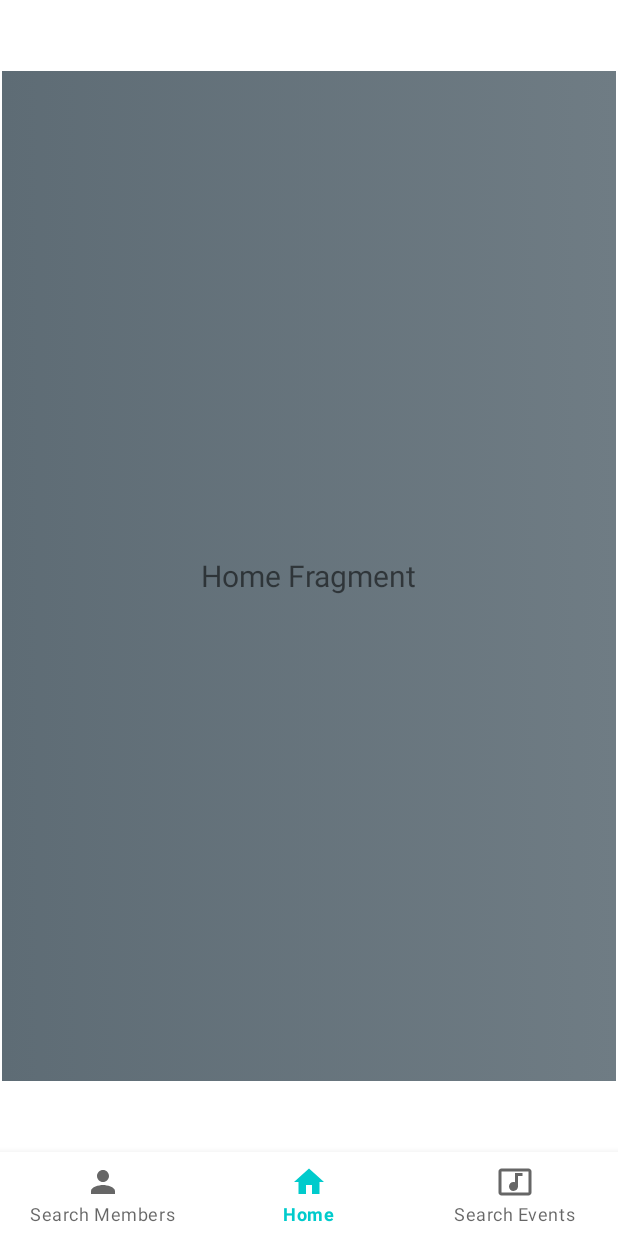
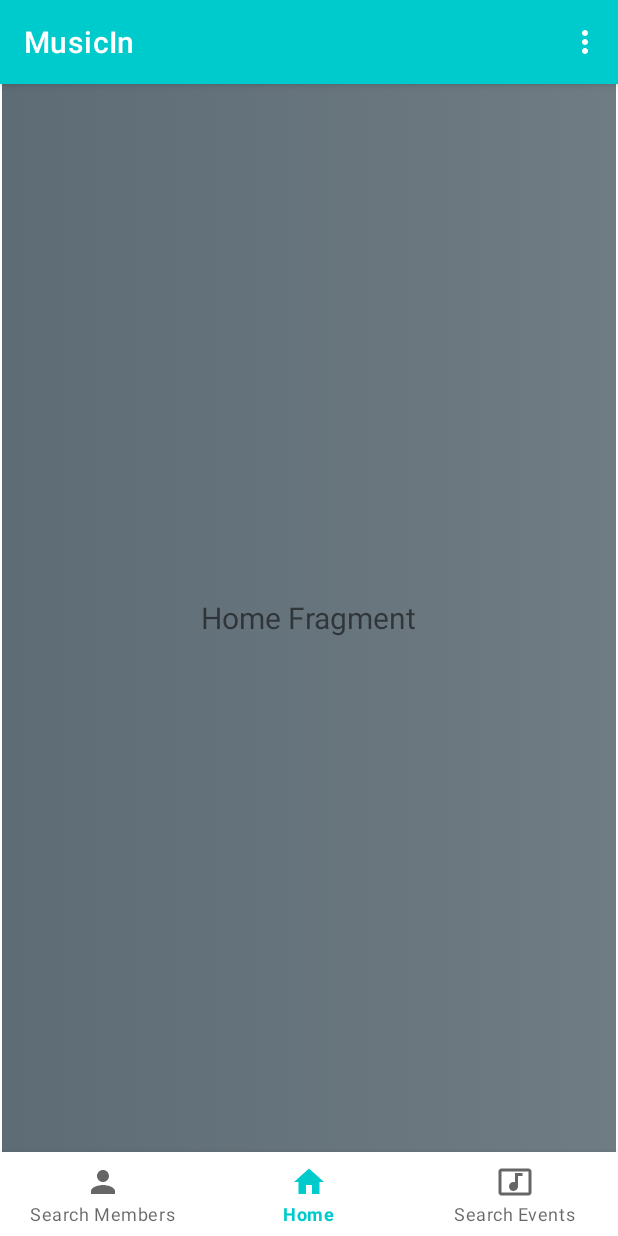
Before and after one commit to abia22/musicIn, an Android app: the MusicianHubActivity screen opened directly, with no data from a screen before it, on a phone screen of 412 x 824 dp. Run offline under Robolectric (Android 15) with nearby library versions, the phone set to English and light mode, and no system bars; our stand-ins replace navigation-ui; Roboto replaces fonts that are not available here.

Commit message:
Added Musician object type. Added verification and error messages in login. Added app bar on the main hub.

```diff
--- a/app/src/main/java/com/example/musicin/MusicianHubActivity.java
+++ b/app/src/main/java/com/example/musicin/MusicianHubActivity.java
@@ -1,12 +1,14 @@
 package com.example.musicin;
 
 import androidx.appcompat.app.AppCompatActivity;
+import androidx.appcompat.widget.Toolbar;
 import androidx.fragment.app.Fragment;
 import androidx.navigation.NavController;
 import androidx.navigation.Navigation;
 import androidx.navigation.ui.NavigationUI;
 
 import android.os.Bundle;
+import android.view.Menu;
 import android.view.View;
 
 import com.google.android.material.bottomnavigation.BottomNavigationView;
@@ -22,6 +24,15 @@ public class MusicianHubActivity extends AppCompatActivity {
         NavController navController = Navigation.findNavController(this,  R.id.fragment);
         NavigationUI.setupWithNavController(bottomNavigationView, navController);
 
+        Toolbar toolbar = findViewById(R.id.main_toolbar);
+        setSupportActionBar(toolbar);
+
     }
 
+    @Override
+    public boolean onCreateOptionsMenu(Menu menu) {
+        super.onCreateOptionsMenu(menu);
+        getMenuInflater().inflate(R.menu.toolbar_menu, menu);
+        return true;
+    }
 }
--- /dev/null
+++ b/app/src/main/res/drawable/settings.xml
@@ -0,0 +1,10 @@
+<vector xmlns:android="http://schemas.android.com/apk/res/android"
+    android:width="24dp"
+    android:height="24dp"
+    android:viewportWidth="24"
+    android:viewportHeight="24"
+    android:tint="?attr/colorControlNormal">
+  <path
+      android:fillColor="@android:color/white"
+      android:pathData="M19.14,12.94c0.04,-0.3 0.06,-0.61 0.06,-0.94c0,-0.32 -0.02,-0.64 -0.07,-0.94l2.03,-1.58c0.18,-0.14 0.23,-0.41 0.12,-0.61l-1.92,-3.32c-0.12,-0.22 -0.37,-0.29 -0.59,-0.22l-2.39,0.96c-0.5,-0.38 -1.03,-0.7 -1.62,-0.94L14.4,2.81c-0.04,-0.24 -0.24,-0.41 -0.48,-0.41h-3.84c-0.24,0 -0.43,0.17 -0.47,0.41L9.25,5.35C8.66,5.59 8.12,5.92 7.63,6.29L5.24,5.33c-0.22,-0.08 -0.47,0 -0.59,0.22L2.74,8.87C2.62,9.08 2.66,9.34 2.86,9.48l2.03,1.58C4.84,11.36 4.8,11.69 4.8,12s0.02,0.64 0.07,0.94l-2.03,1.58c-0.18,0.14 -0.23,0.41 -0.12,0.61l1.92,3.32c0.12,0.22 0.37,0.29 0.59,0.22l2.39,-0.96c0.5,0.38 1.03,0.7 1.62,0.94l0.36,2.54c0.05,0.24 0.24,0.41 0.48,0.41h3.84c0.24,0 0.44,-0.17 0.47,-0.41l0.36,-2.54c0.59,-0.24 1.13,-0.56 1.62,-0.94l2.39,0.96c0.22,0.08 0.47,0 0.59,-0.22l1.92,-3.32c0.12,-0.22 0.07,-0.47 -0.12,-0.61L19.14,12.94zM12,15.6c-1.98,0 -3.6,-1.62 -3.6,-3.6s1.62,-3.6 3.6,-3.6s3.6,1.62 3.6,3.6S13.98,15.6 12,15.6z"/>
+</vector>
--- /dev/null
+++ b/app/src/main/res/drawable/west.xml
@@ -0,0 +1,10 @@
+<vector xmlns:android="http://schemas.android.com/apk/res/android"
+    android:width="24dp"
+    android:height="24dp"
+    android:viewportWidth="24"
+    android:viewportHeight="24"
+    android:tint="?attr/colorControlNormal">
+  <path
+      android:fillColor="@android:color/white"
+      android:pathData="M9,19l1.41,-1.41L5.83,13H22V11H5.83l4.59,-4.59L9,5l-7,7L9,19z"/>
+</vector>
--- a/app/src/main/res/layout/activity_login.xml
+++ b/app/src/main/res/layout/activity_login.xml
@@ -5,7 +5,8 @@
     android:layout_width="match_parent"
     android:layout_height="match_parent"
     android:background="@drawable/gradient_grey"
-    tools:context=".LoginActivity">
+    tools:context=".LoginActivity"
+    android:id="@+id/login_layout">
 
     <TextView
         android:id="@+id/choose_type_txt"
--- a/app/src/main/res/layout/activity_musician_hub.xml
+++ b/app/src/main/res/layout/activity_musician_hub.xml
@@ -5,6 +5,24 @@
     android:layout_width="match_parent"
     android:layout_height="match_parent"
     tools:context=".MusicianHubActivity">
+
+    <com.google.android.material.appbar.AppBarLayout
+        android:id="@+id/toolbar"
+        android:layout_width="match_parent"
+        android:layout_height="wrap_content"
+        android:elevation="4dp"
+        android:theme="@style/ThemeOverlay.AppCompat.Dark.ActionBar"
+        app:layout_constraintEnd_toEndOf="parent"
+        app:layout_constraintStart_toStartOf="parent"
+        app:layout_constraintTop_toTopOf="parent">
+
+        <androidx.appcompat.widget.Toolbar
+            android:id="@+id/main_toolbar"
+            android:layout_width="match_parent"
+            android:layout_height="?attr/actionBarSize"
+            app:popupTheme="@style/ThemeOverlay.AppCompat.Light"/>
+
+    </com.google.android.material.appbar.AppBarLayout>
 
 
     <com.google.android.material.bottomnavigation.BottomNavigationView
@@ -16,18 +34,19 @@
         app:layout_constraintBottom_toBottomOf="parent"
         app:layout_constraintEnd_toEndOf="parent"
         app:layout_constraintStart_toStartOf="parent"
-        app:menu="@menu/bottom_navigation" />
+        app:menu="@menu/bottom_navigation"
+        android:elevation="4dp"/>
 
     <fragment
         android:id="@+id/fragment"
         android:name="androidx.navigation.fragment.NavHostFragment"
         android:layout_width="409dp"
-        android:layout_height="673dp"
+        android:layout_height="0dp"
         app:defaultNavHost="true"
         app:layout_constraintBottom_toTopOf="@+id/bottom_navigation"
         app:layout_constraintEnd_toEndOf="parent"
         app:layout_constraintStart_toStartOf="parent"
-        app:layout_constraintTop_toTopOf="parent"
+        app:layout_constraintTop_toBottomOf="@+id/toolbar"
         app:navGraph="@navigation/my_nav" />
 
 
--- a/app/src/main/res/layout/activity_musician_sign_in.xml
+++ b/app/src/main/res/layout/activity_musician_sign_in.xml
@@ -17,7 +17,7 @@
         android:background="@drawable/input_bg"
         android:drawableStart="@drawable/genres"
         android:drawablePadding="5dp"
-        android:hint="@string/genre"
+        android:hint="@string/favourite_genres"
         android:maxLines="1"
         android:minHeight="48dp"
         android:paddingStart="20dp"
@@ -61,7 +61,7 @@
         android:background="@drawable/input_bg"
         android:drawableStart="@drawable/cake"
         android:drawablePadding="5dp"
-        android:hint="@string/age"
+        android:hint="@string/birthday"
         android:maxLines="1"
         android:minHeight="48dp"
         android:paddingStart="20dp"
--- /dev/null
+++ b/app/src/main/res/menu/toolbar_menu.xml
@@ -0,0 +1,11 @@
+<?xml version="1.0" encoding="utf-8"?>
+<menu xmlns:app="http://schemas.android.com/apk/res-auto"
+    xmlns:android="http://schemas.android.com/apk/res/android">
+
+    <item
+        android:title="@string/settings"
+        android:icon="@drawable/settings"/>
+    <item
+        android:title="@string/logout"
+        android:icon="@drawable/west"/>
+</menu>
--- a/app/src/main/res/values/strings.xml
+++ b/app/src/main/res/values/strings.xml
@@ -21,7 +21,7 @@
     <string name="technician">Technician</string>
     <string name="name">Name</string>
     <string name="instruments">Instruments</string>
-    <string name="error_password">Password can\'t be less than 8 characters</string>
+    <string name="error_password">Password can\'t be less than 5 characters</string>
     <string name="favourite_artists">Favourite Artists</string>
     <string name="age">Age</string>
     <string name="genre">Genre</string>
@@ -30,5 +30,11 @@
     <string name="home">Home</string>
     <string name="search_members">Search Members</string>
     <string name="search_events">Search Events</string>
+    <string name="birthday">Birthday</string>
+    <string name="favourite_genres">Favourite Genres</string>
+    <string name="no_user_error">There\'s no user with this email</string>
+    <string name="login_error">Incorrect email or password</string>
+    <string name="settings">Settings</string>
+    <string name="logout">LogOut</string>
 
 </resources>
```
Also changed, not shown: app/src/main/java/com/example/musicin/LoginActivity.java (+36 -4 lines), app/src/main/java/com/example/musicin/data/Data.java (added, +28 -0 lines), app/src/main/java/com/example/musicin/data/Musician.java (added, +60 -0 lines), app/src/main/java/com/example/musicin/data/User.java (added, +27 -0 lines).
